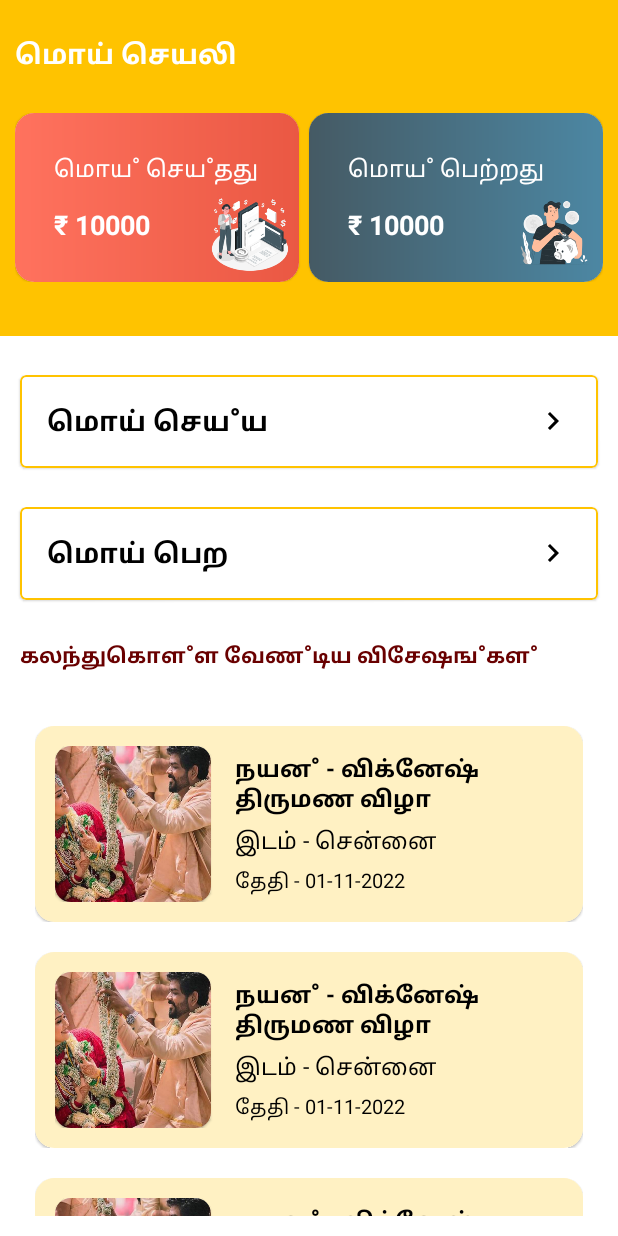
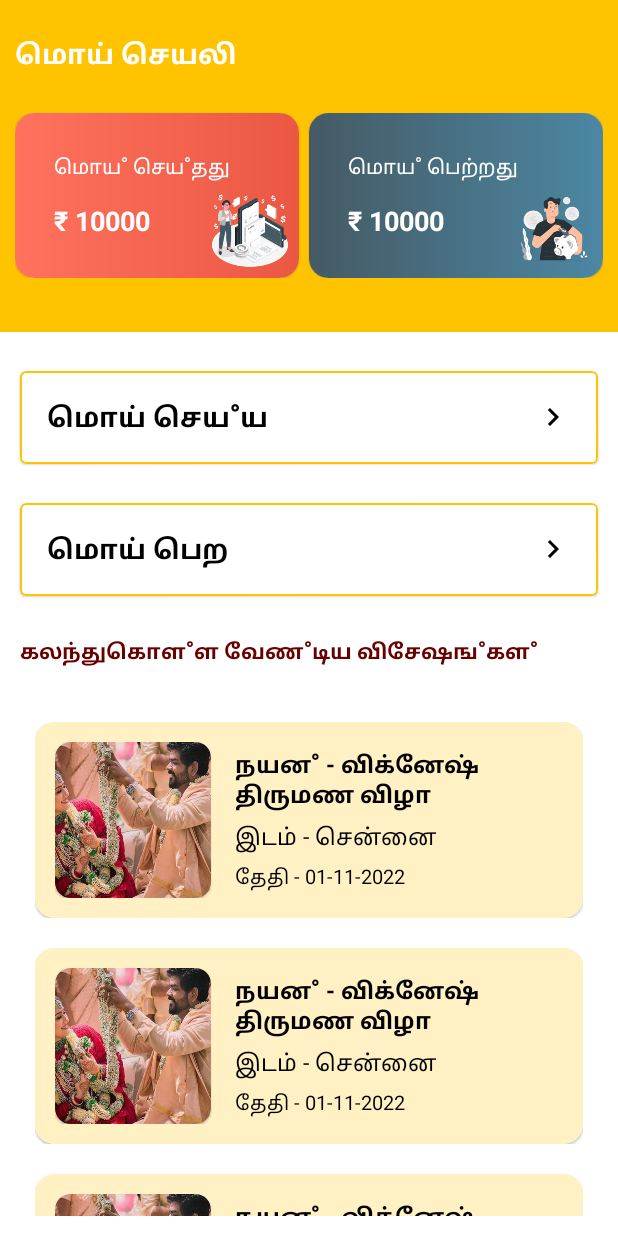
Before and after one commit to jayaprasad356/moiapp, an Android app: the MainActivity screen opened directly, with no data from a screen before it, on a phone screen of 412 x 824 dp. Run offline under Robolectric (Android 15) with nearby library versions, the phone set to English and light mode, and no system bars; our stand-ins replace sdp/ssp sizes; pictures from the network do not load.

Commit message:
design chnaged

```diff
--- a/app/src/main/java/com/GreyMatter/moi/AmountrecivedActivity.java
+++ b/app/src/main/java/com/GreyMatter/moi/AmountrecivedActivity.java
@@ -21,6 +21,7 @@ public class AmountrecivedActivity extends AppCompatActivity {
         setContentView(R.layout.activity_amountrecived);
 
         newmemberbtn = findViewById(R.id.newmemberbtn);
+        btnSubmit = findViewById(R.id.btnSubmit);
         newmemberbtn.setOnClickListener(new View.OnClickListener() {
             @Override
             public void onClick(View v) {
--- a/app/src/main/res/layout/activity_main.xml
+++ b/app/src/main/res/layout/activity_main.xml
@@ -65,7 +65,7 @@
                             android:layout_height="wrap_content"
                             android:text="மொயஂ செயஂதது"
                             android:textColor="@color/white"
-                            android:textSize="@dimen/_12sdp"
+                            android:textSize="@dimen/_10sdp"
                             />
 
                         <TextView
@@ -110,7 +110,7 @@
                             android:layout_height="wrap_content"
                             android:text="மொயஂ பெற்றது "
                             android:textColor="@color/white"
-                            android:textSize="@dimen/_12sdp" />
+                            android:textSize="@dimen/_10sdp" />
 
                         <TextView
                             android:paddingTop="@dimen/_10sdp"
```
